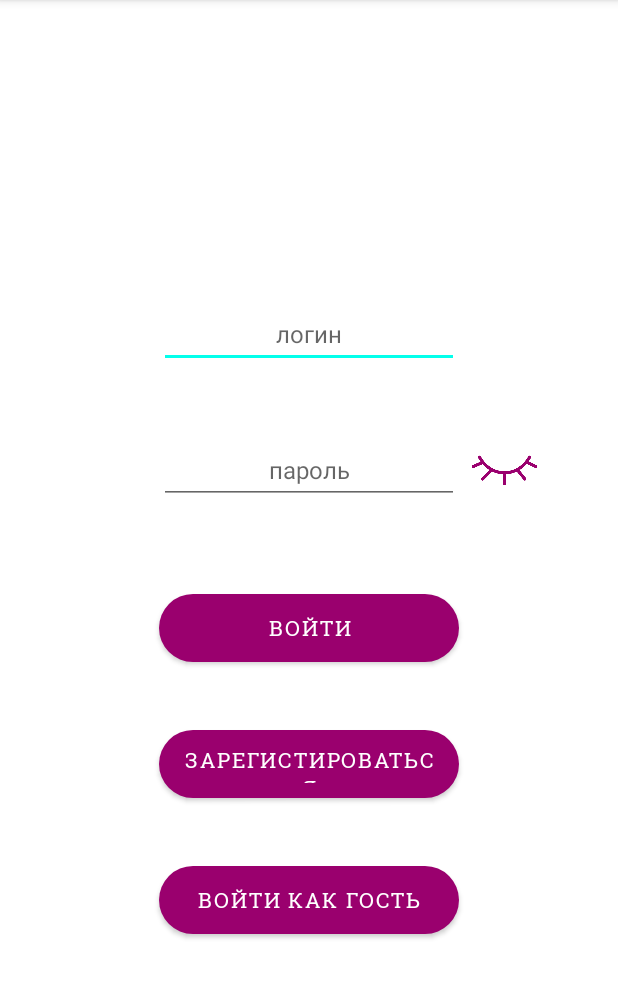
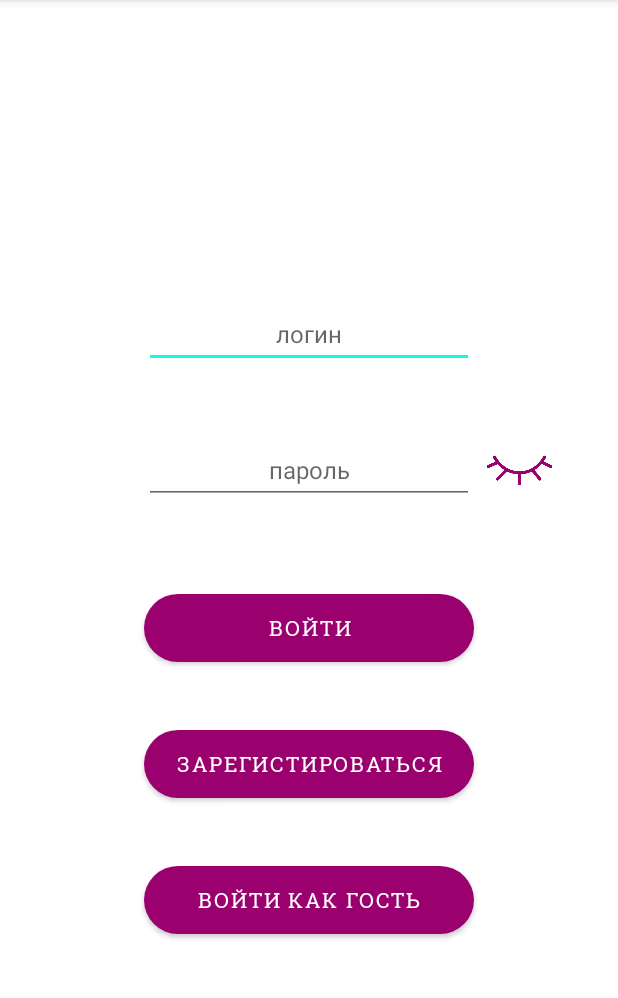
Before and after one commit to HowToCodeWithPaws/Coursework3-VoiceVersa, an Android app: the screen it shows after launch (AuthActivity), after a tap on an icon or button, on a phone screen of 412 x 824 dp, the part 84-1082 px from its top. Run offline under Robolectric (Android 15) with nearby library versions, the phone set to English and light mode, and no system bars; 1 statement that could not run was skipped.

Commit message:
layout fix

```diff
--- a/code/app/src/main/res/layout/activity_account.xml
+++ b/code/app/src/main/res/layout/activity_account.xml
@@ -28,7 +28,7 @@
 
     <Button
         android:id="@+id/library"
-        android:layout_width="150dp"
+        android:layout_width="220dp"
         android:layout_height="45dp"
 
         android:background="@drawable/rounded_buttons"
@@ -44,7 +44,7 @@
 
     <Button
         android:id="@+id/settings"
-        android:layout_width="150dp"
+        android:layout_width="220dp"
         android:layout_height="45dp"
         android:layout_marginEnd="268dp"
         android:background="@drawable/rounded_buttons"
@@ -62,7 +62,7 @@
 
     <Button
         android:id="@+id/request"
-        android:layout_width="150dp"
+        android:layout_width="220dp"
         android:layout_height="45dp"
         android:layout_marginEnd="268dp"
         android:background="@drawable/rounded_buttons"
--- a/code/app/src/main/res/layout/activity_auth.xml
+++ b/code/app/src/main/res/layout/activity_auth.xml
@@ -7,7 +7,7 @@
 
     <EditText
         android:id="@+id/login"
-        android:layout_width="200dp"
+        android:layout_width="220dp"
         android:layout_height="45dp"
         android:layout_marginTop="200dp"
         android:clickable="true"
@@ -26,7 +26,7 @@
 
     <EditText
         android:id="@+id/password"
-        android:layout_width="200dp"
+        android:layout_width="220dp"
         android:layout_height="45dp"
         android:layout_marginTop="45dp"
         android:clickable="true"
@@ -55,7 +55,7 @@
 
     <Button
         android:id="@+id/sign_in"
-        android:layout_width="200dp"
+        android:layout_width="220dp"
         android:layout_height="45dp"
         android:layout_marginTop="60dp"
         android:text="@string/log_in"
@@ -66,7 +66,7 @@
 
     <Button
         android:id="@+id/sign_up"
-        android:layout_width="200dp"
+        android:layout_width="220dp"
         android:layout_height="45dp"
         android:layout_marginTop="45dp"
         android:text="@string/sign_in"
@@ -77,7 +77,7 @@
 
     <Button
         android:id="@+id/guest"
-        android:layout_width="200dp"
+        android:layout_width="220dp"
         android:layout_height="45dp"
         android:layout_marginTop="45dp"
         android:text="@string/guest"
```
